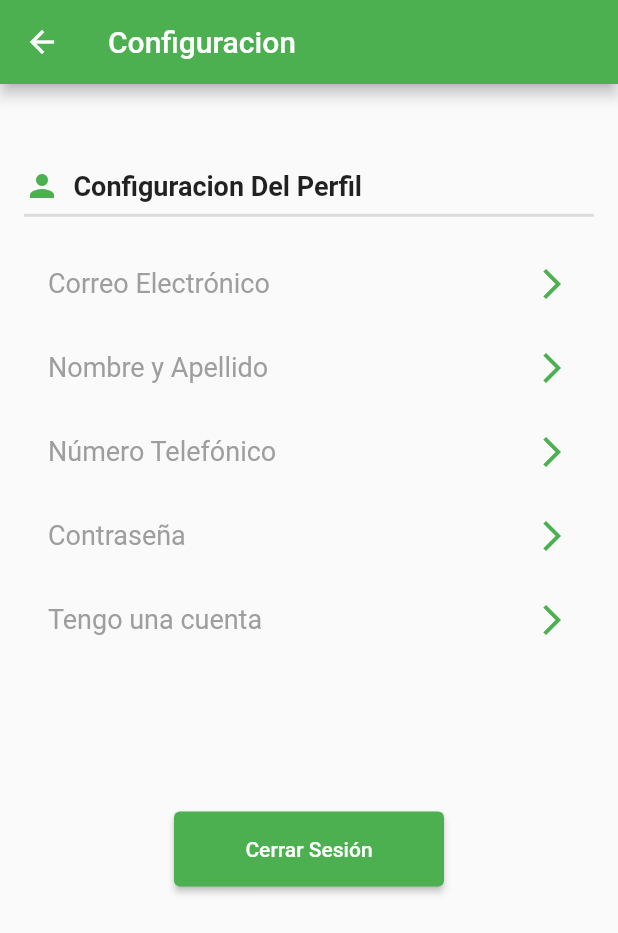
After one commit to Richard-ece/JamReStore-1, a Flutter app: the EditProfilePage screen opened by its route, after a tap on "Configuracion De Perfil", on a phone screen of 412 x 824 dp. The commit adds this screen. Shown: the top 933 px of the screen. Run offline on Flutter 3.47's test engine with Material 2 defaults, Android fonts, the phone set to English and light mode, and no system bars; our stand-ins replace bloc, dio, equatable, flutter_bloc, flutter_hooks, intl_phone_number_input and 2 more; generated files the repository leaves out were written again.

Commit message:
page de editar perfil y de settings

```diff
--- a/lib/pages/auth/forgot_password/forgot_password_email_page.dart
+++ b/lib/pages/auth/forgot_password/forgot_password_email_page.dart
@@ -10,7 +10,7 @@ class forgotPasswordEmailPage extends StatelessWidget {
   @override
   Widget build(BuildContext context) {
     void forgot() {
-      Navigator.pushNamed(context, NamesRoutes.otp);
+      Navigator.pushNamed(context, NamesRoutes.forgotPassword);
     }
 
     void cancelar() {
--- a/lib/pages/auth/forgot_password/forgot_password_page.dart
+++ b/lib/pages/auth/forgot_password/forgot_password_page.dart
@@ -10,7 +10,7 @@ class forgotPasswordPage extends HookWidget {
   @override
   Widget build(BuildContext context) {
     void email() {
-      Navigator.pushNamed(context, NamesRoutes.forgotpasswordEmail);
+      Navigator.pushNamed(context, NamesRoutes.otp);
     }
 
     void phone() {
--- a/lib/pages/auth/sign_in/sign_in_page.dart
+++ b/lib/pages/auth/sign_in/sign_in_page.dart
@@ -34,7 +34,7 @@ class SignInPage extends HookWidget {
     }
 
     void forgot() {
-      Navigator.pushNamed(context, NamesRoutes.forgotPassword);
+      Navigator.pushNamed(context, NamesRoutes.forgotpasswordEmail);
     }
 
     return Scaffold(
--- /dev/null
+++ b/lib/pages/home/edit_profile/components/settings.dart
@@ -0,0 +1,112 @@
+import 'package:flutter/material.dart';
+import 'package:jam_re_store/routes/names.dart';
+import 'package:flutter_gen/gen_l10n/app_localizations.dart';
+
+class SettingsPage extends StatefulWidget {
+  @override
+  SettingsPageState createState() => SettingsPageState();
+}
+
+class SettingsPageState extends State<SettingsPage> {
+  @override
+  Widget build(BuildContext context) {
+    void cerrarSesion() {
+      Navigator.pushNamed(context, NamesRoutes.welcome);
+    }
+
+    return Scaffold(
+      appBar: AppBar(
+        title: Text("Configuracion"),
+      ),
+      body: Container(
+        padding: const EdgeInsets.all(16.0),
+        child: ListView(
+          children: [
+            SizedBox(
+              height: 40,
+            ),
+            Row(
+              children: [
+                Icon(
+                  Icons.person,
+                  color: Colors.green,
+                ),
+                Text(
+                  "  Configuracion Del Perfil",
+                  style: TextStyle(fontSize: 18, fontWeight: FontWeight.bold),
+                ),
+              ],
+            ),
+            Divider(
+              height: 15,
+              thickness: 2,
+            ),
+            SizedBox(
+              height: 10,
+            ),
+            settingsRow(context, (AppLocalizations.of(context)!.email)),
+            settingsRow(
+                context, (AppLocalizations.of(context)!.nameAndLastName)),
+            settingsRow(
+                context, (AppLocalizations.of(context)!.otpNumberPhone)),
+            settingsRow(context, (AppLocalizations.of(context)!.password)),
+            settingsRow(context, (AppLocalizations.of(context)!.haveAccount)),
+            Padding(
+              padding: const EdgeInsets.all(100.0),
+              child: SizedBox(
+                width: double.infinity,
+                height: 50,
+                child: ElevatedButton(
+                  child: Text("Cerrar Sesión"),
+                  onPressed: cerrarSesion,
+                ),
+              ),
+            ),
+          ],
+        ),
+      ),
+    );
+  }
+
+  GestureDetector settingsRow(BuildContext context, String title) {
+    return GestureDetector(
+      onTap: () {
+        showDialog(
+          context: context,
+          builder: (BuildContext context) {
+            return AlertDialog(
+              title: Text(title),
+              content: Column(
+                mainAxisSize: MainAxisSize.min,
+                children: [
+                  Text("Texto 1"),
+                  Text("Texto 2"),
+                  Text("Texto 3"),
+                ],
+              ),
+            );
+          },
+        );
+      },
+      child: Padding(
+        padding: const EdgeInsets.all(16.0),
+        child: Row(
+          mainAxisAlignment: MainAxisAlignment.spaceBetween,
+          children: [
+            Text(
+              title,
+              style: TextStyle(
+                fontSize: 18,
+                color: Colors.grey,
+              ),
+            ),
+            Icon(
+              Icons.arrow_forward_ios,
+              color: Colors.green,
+            ),
+          ],
+        ),
+      ),
+    );
+  }
+}
--- /dev/null
+++ b/lib/pages/home/edit_profile/edit_profile.dart
@@ -0,0 +1,155 @@
+import 'package:flutter/material.dart';
+
+import 'package:flutter_gen/gen_l10n/app_localizations.dart';
+
+import 'package:jam_re_store/routes/names.dart';
+
+class EditProfilePage extends StatefulWidget {
+  @override
+  EditProfilePageState createState() => EditProfilePageState();
+}
+
+class EditProfilePageState extends State<EditProfilePage> {
+  bool showPassword = false;
+  @override
+  Widget build(BuildContext context) {
+    void configuracion() {
+      Navigator.pushNamed(context, NamesRoutes.settings);
+    }
+
+    void guardar() {
+      Navigator.pushNamed(context, NamesRoutes.home);
+    }
+
+    void cancelar() {
+      Navigator.pushNamed(context, NamesRoutes.home);
+    }
+
+    return Scaffold(
+      appBar: AppBar(
+        title: Text("Editar Perfil"),
+      ),
+      body: Container(
+        padding: const EdgeInsets.all(16.0),
+        child: GestureDetector(
+          child: ListView(
+            children: [
+              SizedBox(
+                height: 15,
+              ),
+              Center(
+                child: Stack(
+                  children: [
+                    Container(
+                      child: CircleAvatar(
+                        backgroundColor: Colors.green,
+                      ),
+                      width: 130,
+                      height: 130,
+                    ),
+                  ],
+                ),
+              ),
+              SizedBox(
+                height: 35,
+              ),
+              Padding(
+                padding: const EdgeInsets.all(16.0),
+                child: TextFormField(
+                  decoration: InputDecoration(
+                    labelText: AppLocalizations.of(context)!.nameAndLastName,
+                    icon: Icon(Icons.person_outline),
+                  ),
+                ),
+              ),
+              Padding(
+                padding: const EdgeInsets.all(16.0),
+                child: TextFormField(
+                  decoration: InputDecoration(
+                    labelText: AppLocalizations.of(context)!.email,
+                    icon: Icon(Icons.email_outlined),
+                  ),
+                ),
+              ),
+              Padding(
+                padding: const EdgeInsets.all(16.0),
+                child: TextFormField(
+                  decoration: InputDecoration(
+                    labelText: AppLocalizations.of(context)!.password,
+                    icon: Icon(Icons.security_outlined),
+                  ),
+                ),
+              ),
+              Padding(
+                padding: const EdgeInsets.all(16.0),
+                child: SizedBox(
+                  width: double.infinity,
+                  height: 50,
+                  child: ElevatedButton(
+                    child: Text("Configuracion De Perfil"),
+                    onPressed: configuracion,
+                  ),
+                ),
+              ),
+              Padding(
+                padding: EdgeInsets.symmetric(horizontal: 50),
+                child: SizedBox(
+                  width: double.infinity,
+                  height: 50,
+                  child: ElevatedButton(
+                    child: Text("Guardar"),
+                    onPressed: guardar,
+                  ),
+                ),
+              ),
+              Padding(
+                padding: EdgeInsets.symmetric(horizontal: 50),
+                child: SizedBox(
+                  width: double.infinity,
+                  height: 50,
+                  child: TextButton(
+                    child: Text("Cancelar"),
+                    onPressed: cancelar,
+                  ),
+                ),
+              ),
+            ],
+          ),
+        ),
+      ),
+    );
+  }
+
+  Widget buildTextField(
+      String labelText, String placeholder, bool isPasswordTextField) {
+    return Padding(
+      padding: const EdgeInsets.only(bottom: 35.0),
+      child: TextField(
+        obscureText: isPasswordTextField ? showPassword : false,
+        decoration: InputDecoration(
+            suffixIcon: isPasswordTextField
+                ? IconButton(
+                    onPressed: () {
+                      setState(() {
+                        showPassword = !showPassword;
+                      });
+                    },
+                    icon: Icon(
+                      Icons.remove_red_eye,
+                      color: Colors.grey,
+                    ),
+                  )
+                : null,
+            contentPadding: EdgeInsets.only(bottom: 3),
+            labelText: labelText,
+            floatingLabelBehavior: FloatingLabelBehavior.always,
+            hintText: placeholder,
+            hintStyle: TextStyle(
+              fontSize: 16,
+              fontWeight: FontWeight.bold,
+              color: Colors.black,
+            )),
+      ),
+    );
+  }
+}
--- a/lib/routes/names.dart
+++ b/lib/routes/names.dart
@@ -5,6 +5,8 @@ class NamesRoutes {
   static const forgotpasswordEmail = "/forgotPasswordEmail";
   static const forgotPassword = "/forgotPassword";
   static const home = "/home";
+  static const editProfile = "/editProfile";
+  static const settings = "/settings";
   static const otp = "/otp";
   static const otpNumber = "/OtpNumber";
 }
--- a/lib/routes/routes.dart
+++ b/lib/routes/routes.dart
@@ -5,6 +5,8 @@ import 'package:jam_re_store/pages/auth/otp_number/otp_number_page.dart';
 import 'package:jam_re_store/pages/auth/otp/otp_page.dart';
 import 'package:jam_re_store/pages/auth/sign_in/sign_in_page.dart';
 import 'package:jam_re_store/pages/auth/sign_up/sign_up_page.dart';
+import 'package:jam_re_store/pages/home/edit_profile/components/settings.dart';
+import 'package:jam_re_store/pages/home/edit_profile/edit_profile.dart';
 import 'package:jam_re_store/pages/home/home_page.dart';
 import 'package:jam_re_store/pages/welcome/welcome_page.dart';
 import 'package:jam_re_store/routes/names.dart';
@@ -15,6 +17,8 @@ var routes = <String, WidgetBuilder>{
   NamesRoutes.forgotPassword: (context) => const forgotPasswordPage(),
   NamesRoutes.signUp: (context) => const SignUpPage(),
   NamesRoutes.home: (context) => const HomePage(),
+  NamesRoutes.editProfile: (context) => EditProfilePage(),
+  NamesRoutes.settings: (context) => SettingsPage(),
   NamesRoutes.otp: (context) => const OtpPage(),
   NamesRoutes.otpNumber: (context) => OtpNumberPage(),
   NamesRoutes.welcome: (context) => const WelcomePage(),
```
Also changed, not shown: lib/pages/home/home_page.dart (+37 -1 lines).
